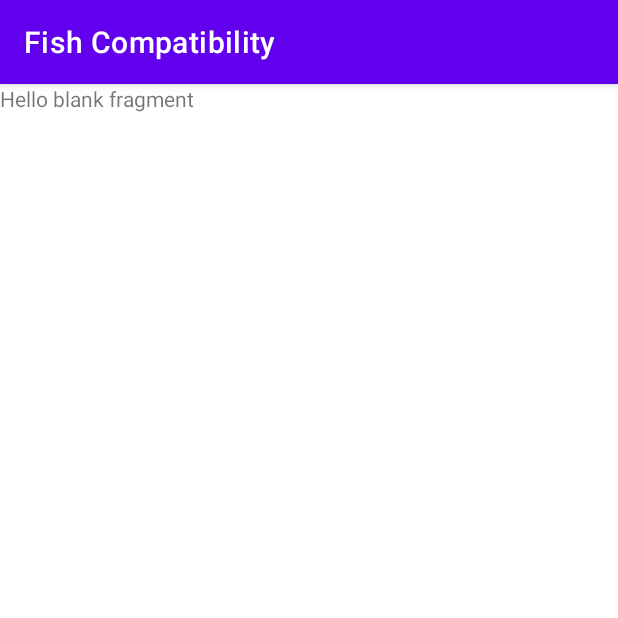
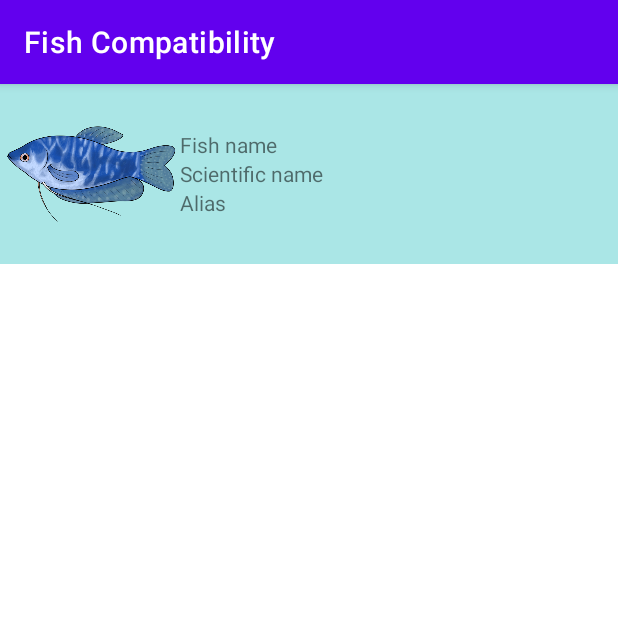
Before and after one commit to Char-318/FishCompatibility, an Android app: the fragment FishListItemFragment shown on its own in the app's theme, on a phone screen of 412 x 824 dp, the top half of it. Run offline under Robolectric (Android 15) with nearby library versions, the phone set to English and light mode, and no system bars.

Commit message:
Setting up fragment layout

```diff
--- a/FishCompatibility/app/src/main/java/com/example/fishcompatibility/ListItemFragment.java
+++ b/FishCompatibility/app/src/main/java/com/example/fishcompatibility/FishListItemFragment.java
@@ -10,21 +10,21 @@ import android.view.ViewGroup;
 
 /**
  * A simple {@link Fragment} subclass.
- * Use the {@link ListItemFragment#newInstance} factory method to
+ * Use the {@link FishListItemFragment#newInstance} factory method to
  * create an instance of this fragment.
  */
-public class ListItemFragment extends Fragment {
+public class FishListItemFragment extends Fragment {
 
-    // TODO: Rename parameter arguments, choose names that match
     // the fragment initialization parameters, e.g. ARG_ITEM_NUMBER
-    private static final String ARG_PARAM1 = "param1";
-    private static final String ARG_PARAM2 = "param2";
+    private static final String ARG_INDEX = "index";
 
-    // TODO: Rename and change types of parameters
-    private String mParam1;
-    private String mParam2;
+    private int mIndex;
 
-    public ListItemFragment() {
+    public int getShownIndex() {
+        return mIndex;
+    }
+
+    public FishListItemFragment() {
         // Required empty public constructor
     }
 
@@ -32,16 +32,13 @@ public class ListItemFragment extends Fragment {
      * Use this factory method to create a new instance of
      * this fragment using the provided parameters.
      *
-     * @param param1 Parameter 1.
-     * @param param2 Parameter 2.
+     * @param index Index of the content data to be displayed.
      * @return A new instance of fragment ListItemFragment.
      */
-    // TODO: Rename and change types and number of parameters
-    public static ListItemFragment newInstance(String param1, String param2) {
-        ListItemFragment fragment = new ListItemFragment();
+    public static FishListItemFragment newInstance(int index) {
+        FishListItemFragment fragment = new FishListItemFragment();
         Bundle args = new Bundle();
-        args.putString(ARG_PARAM1, param1);
-        args.putString(ARG_PARAM2, param2);
+        args.putInt(ARG_INDEX, index);
         fragment.setArguments(args);
         return fragment;
     }
@@ -50,8 +47,7 @@ public class ListItemFragment extends Fragment {
     public void onCreate(Bundle savedInstanceState) {
         super.onCreate(savedInstanceState);
         if (getArguments() != null) {
-            mParam1 = getArguments().getString(ARG_PARAM1);
-            mParam2 = getArguments().getString(ARG_PARAM2);
+            mIndex = getArguments().getInt(ARG_INDEX);
         }
     }
 
@@ -59,6 +55,6 @@ public class ListItemFragment extends Fragment {
     public View onCreateView(LayoutInflater inflater, ViewGroup container,
                              Bundle savedInstanceState) {
         // Inflate the layout for this fragment
-        return inflater.inflate(R.layout.fragment_list_item, container, false);
+        return inflater.inflate(R.layout.fragment_fish_list_item, container, false);
     }
 }
--- /dev/null
+++ b/FishCompatibility/app/src/main/res/layout/fragment_fish_list_item.xml
@@ -0,0 +1,47 @@
+<?xml version="1.0" encoding="utf-8"?>
+<FrameLayout xmlns:android="http://schemas.android.com/apk/res/android"
+    xmlns:app="http://schemas.android.com/apk/res-auto"
+    xmlns:tools="http://schemas.android.com/tools"
+    android:layout_width="match_parent"
+    android:layout_height="match_parent"
+    tools:context=".FishListItemFragment">
+
+    <LinearLayout
+        android:layout_width="match_parent"
+        android:layout_height="wrap_content"
+        android:background="@color/background"
+        android:orientation="horizontal">
+
+        <ImageView
+            android:id="@+id/fishImage"
+            android:layout_width="120dp"
+            android:layout_height="120dp"
+            android:src="@drawable/gourami" />
+
+        <LinearLayout
+            android:layout_width="match_parent"
+            android:layout_height="match_parent"
+            android:gravity="center_vertical"
+            android:orientation="vertical">
+
+            <TextView
+                android:id="@+id/fishName"
+                android:layout_width="wrap_content"
+                android:layout_height="wrap_content"
+                android:text="@string/fish_fragment_name" />
+
+            <TextView
+                android:id="@+id/scientificName"
+                android:layout_width="wrap_content"
+                android:layout_height="wrap_content"
+                android:text="@string/fish_fragment_sci_name" />
+
+            <TextView
+                android:id="@+id/alias"
+                android:layout_width="wrap_content"
+                android:layout_height="wrap_content"
+                android:text="@string/fish_fragment_alias" />
+        </LinearLayout>
+    </LinearLayout>
+
+</FrameLayout>
--- a/FishCompatibility/app/src/main/res/layout/fragment_list_item.xml
+++ /dev/null
@@ -1,14 +0,0 @@
-<?xml version="1.0" encoding="utf-8"?>
-<FrameLayout xmlns:android="http://schemas.android.com/apk/res/android"
-    xmlns:tools="http://schemas.android.com/tools"
-    android:layout_width="match_parent"
-    android:layout_height="match_parent"
-    tools:context=".ListItemFragment">
-
-    <!-- TODO: Update blank fragment layout -->
-    <TextView
-        android:layout_width="match_parent"
-        android:layout_height="match_parent"
-        android:text="@string/hello_blank_fragment" />
-
-</FrameLayout>
--- a/FishCompatibility/app/src/main/res/values/strings.xml
+++ b/FishCompatibility/app/src/main/res/values/strings.xml
@@ -6,6 +6,7 @@
     <string name="logo_content_desc">Logo for Fish Compatibility</string>
     <string name="home_button">Home</string>
     <string name="search_page_title">Search</string>
-    <!-- TODO: Remove or change this placeholder text -->
-    <string name="hello_blank_fragment">Hello blank fragment</string>
+    <string name="fish_fragment_name">Fish name</string>
+    <string name="fish_fragment_sci_name">Scientific name</string>
+    <string name="fish_fragment_alias">Alias</string>
 </resources>
```
